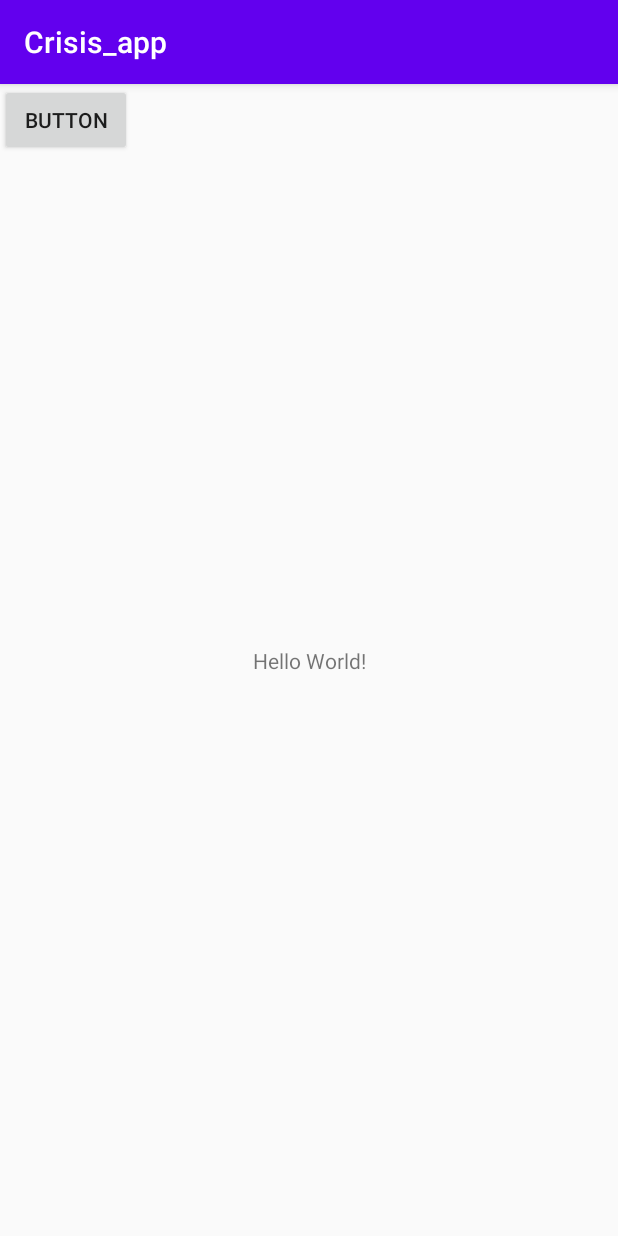
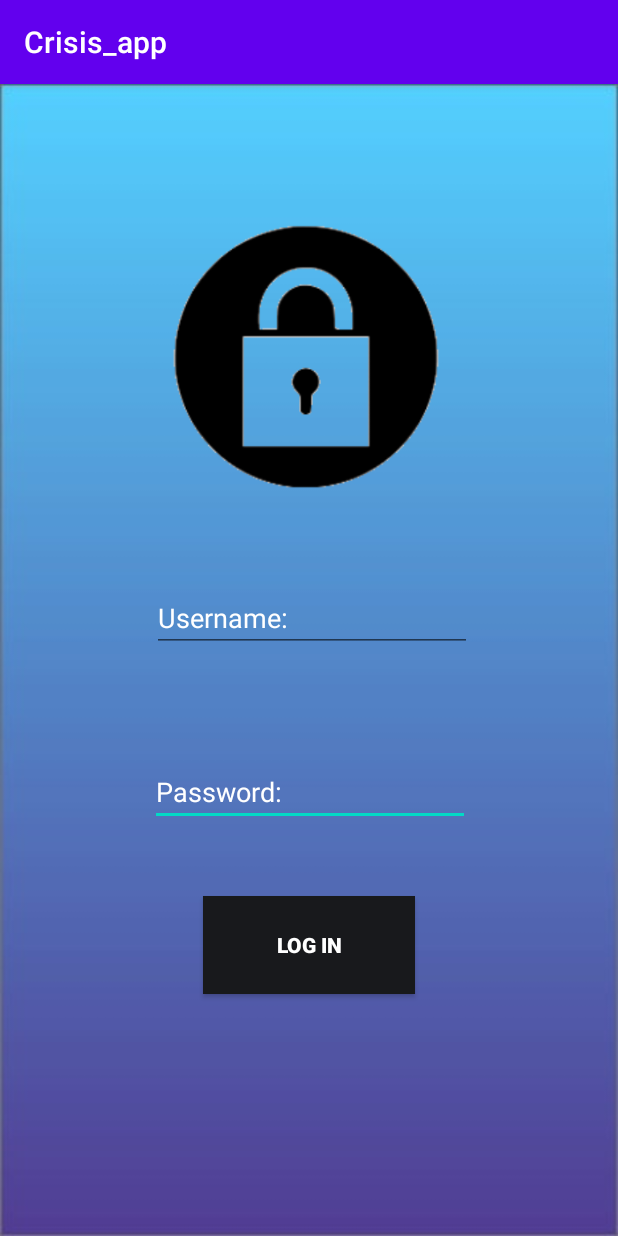
Before and after one commit to Spexon/Crisis_app, an Android app: the screen it shows after launch (MainActivity), on a phone screen of 412 x 824 dp. Run offline under Robolectric (Android 15) with nearby library versions, the phone set to English and light mode, and no system bars.

Commit message:
Test push

```diff
--- a/app/src/main/java/com/example/crisis_app/MainActivity.java
+++ b/app/src/main/java/com/example/crisis_app/MainActivity.java
@@ -9,6 +9,6 @@ public class MainActivity extends AppCompatActivity {
     @Override
     protected void onCreate(Bundle savedInstanceState) {
         super.onCreate(savedInstanceState);
-        setContentView(R.layout.activity_main);
+        setContentView(R.layout.login);
     }
 }
--- a/app/src/main/java/com/example/crisis_app/User.java
+++ b/app/src/main/java/com/example/crisis_app/User.java
@@ -52,4 +52,3 @@ public class User
     }
 
 }
-//test
--- /dev/null
+++ b/app/src/main/res/layout/login.xml
@@ -0,0 +1,84 @@
+<?xml version="1.0" encoding="utf-8"?>
+<androidx.constraintlayout.widget.ConstraintLayout xmlns:android="http://schemas.android.com/apk/res/android"
+    xmlns:app="http://schemas.android.com/apk/res-auto"
+    xmlns:tools="http://schemas.android.com/tools"
+    android:layout_width="match_parent"
+    android:layout_height="match_parent"
+    android:background="@drawable/rectangle">
+
+    <EditText
+        android:id="@+id/editTextTextPassword"
+        android:layout_width="wrap_content"
+        android:layout_height="wrap_content"
+        android:layout_marginStart="102dp"
+        android:layout_marginLeft="102dp"
+        android:layout_marginTop="39dp"
+        android:layout_marginEnd="101dp"
+        android:layout_marginRight="101dp"
+        android:layout_marginBottom="23dp"
+        android:ems="10"
+        android:hint="Password:"
+        android:textColorHint="#FFFFFF"
+        android:inputType="textPassword"
+        app:layout_constraintBottom_toTopOf="@+id/button3"
+        app:layout_constraintEnd_toEndOf="parent"
+        app:layout_constraintStart_toStartOf="parent"
+        app:layout_constraintTop_toBottomOf="@+id/editTextTextEmailAddress" />
+
+    <EditText
+        android:id="@+id/editTextTextEmailAddress"
+        android:layout_width="wrap_content"
+        android:layout_height="wrap_content"
+        android:layout_marginStart="101dp"
+        android:layout_marginLeft="101dp"
+        android:layout_marginTop="343dp"
+        android:layout_marginEnd="101dp"
+        android:layout_marginRight="101dp"
+        android:layout_marginBottom="31dp"
+        android:ems="10"
+        android:hint="Username:"
+        android:inputType="textEmailAddress"
+        android:textColorHint="	#FFFFFF"
+        app:layout_constraintBottom_toTopOf="@+id/editTextTextPassword"
+        app:layout_constraintEnd_toEndOf="parent"
+        app:layout_constraintHorizontal_bias="0.0"
+        app:layout_constraintStart_toStartOf="parent"
+        app:layout_constraintTop_toTopOf="parent" />
+
+    <Button
+        android:id="@+id/button3"
+        android:layout_width="141dp"
+        android:layout_height="65dp"
+        android:layout_marginStart="135dp"
+        android:layout_marginLeft="135dp"
+        android:layout_marginTop="23dp"
+        android:layout_marginEnd="135dp"
+        android:layout_marginRight="135dp"
+        android:layout_marginBottom="171dp"
+        android:background="#18191C"
+        android:text="Log In"
+        android:textColor="	#FFFFFF"
+        android:textStyle="bold"
+        app:layout_constraintBottom_toBottomOf="parent"
+        app:layout_constraintEnd_toEndOf="parent"
+        app:layout_constraintStart_toStartOf="parent"
+        app:layout_constraintTop_toBottomOf="@+id/editTextTextPassword" />
+
+    <ImageView
+        android:id="@+id/imageView"
+        android:layout_width="205dp"
+        android:layout_height="209dp"
+        android:layout_marginStart="92dp"
+        android:layout_marginLeft="92dp"
+        android:layout_marginTop="63dp"
+        android:layout_marginEnd="92dp"
+        android:layout_marginRight="92dp"
+        android:layout_marginBottom="29dp"
+        app:layout_constraintBottom_toTopOf="@+id/editTextTextEmailAddress"
+        app:layout_constraintEnd_toEndOf="parent"
+        app:layout_constraintHorizontal_bias="0.409"
+        app:layout_constraintStart_toStartOf="parent"
+        app:layout_constraintTop_toTopOf="parent"
+        app:layout_constraintVertical_bias="0.714"
+        app:srcCompat="@drawable/logo" />
+</androidx.constraintlayout.widget.ConstraintLayout>
```
Also changed, not shown: app/src/main/res/drawable-v24/logo.jpg (added), app/src/main/res/drawable-v24/rectangle.jpg (added).
